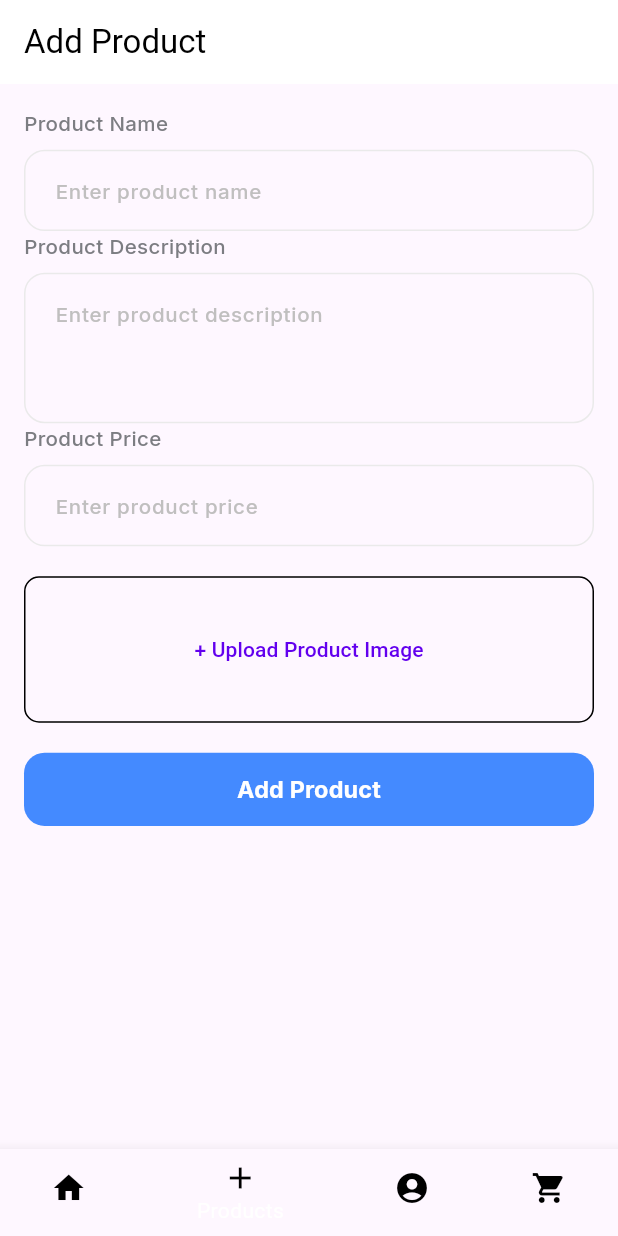
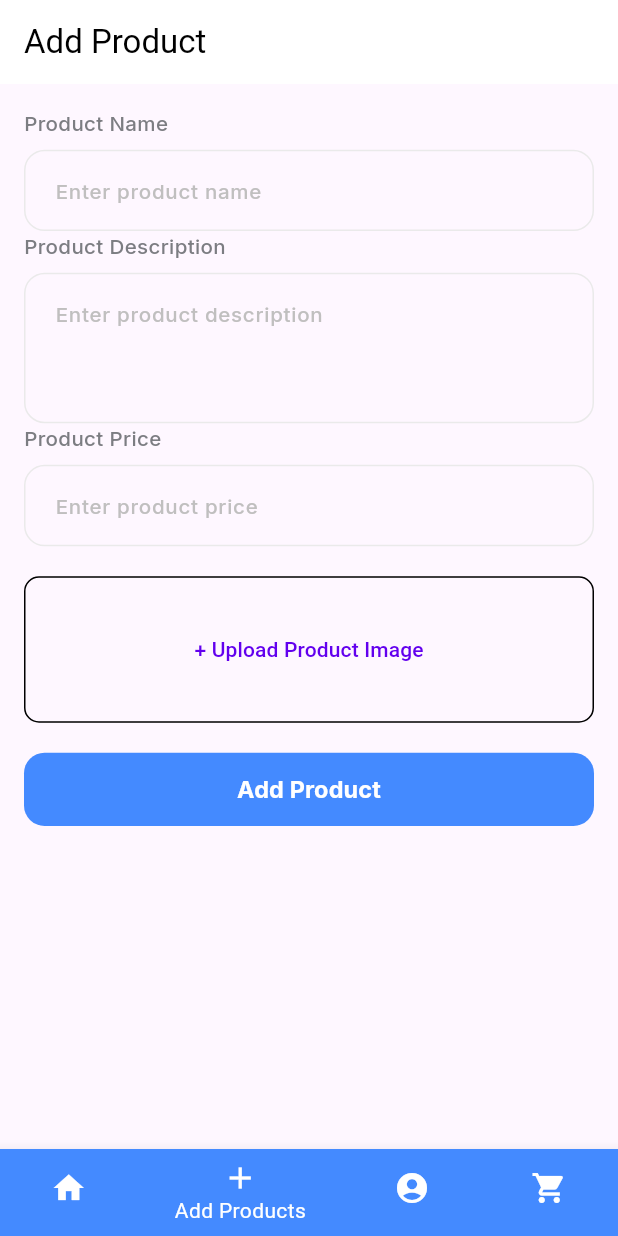
Before and after one commit to demon1020/ecommerce, a Flutter app: the screen it shows after launch, item 2 of the bottom bar chosen, on a phone screen of 412 x 824 dp. Run offline on Flutter 3.47's test engine with Material 3 defaults, Android fonts, the phone set to English and light mode, and no system bars; our stand-ins replace another_flushbar, cached_network_image, connectivity_plus, dartz, device_info_plus, dio and 23 more; missing offline and left inert: razorpay_flutter; accounts and stored records are empty; network calls fail.

```diff
--- a/lib/dashboard.dart
+++ b/lib/dashboard.dart
@@ -12,10 +12,8 @@ class DashboardScreen extends StatefulWidget {
 }
 
 class _DashboardScreenState extends State<DashboardScreen> {
-  // Index to track the currently selected bottom navigation item
   int _selectedIndex = 0;
 
-  // List of screens to display based on the bottom navigation selection
   final List<Widget> _screens = [
     HomePage(),
     AddProductPage(),
@@ -23,7 +21,6 @@ class _DashboardScreenState extends State<DashboardScreen> {
     CheckoutPage(),
   ];
 
-  // Function to handle item selection from BottomNavigationBar
   void _onItemTapped(int index) {
     setState(() {
       _selectedIndex = index;
@@ -41,19 +38,20 @@ class _DashboardScreenState extends State<DashboardScreen> {
         onTap: _onItemTapped,
         items: [
           BottomNavigationBarItem(
-            icon: Icon(Icons.home, color: Colors.black),
+            icon: Icon(Icons.home),
+            backgroundColor: AppColor.primary,
             label: 'Home',
           ),
           BottomNavigationBarItem(
-            icon: Icon(Icons.add, color: Colors.black),
-            label: 'Products',
+            icon: Icon(Icons.add),
+            label: 'Add Products',
           ),
           BottomNavigationBarItem(
-            icon: Icon(Icons.account_circle, color: Colors.black),
+            icon: Icon(Icons.account_circle),
             label: 'Profile',
           ),
           BottomNavigationBarItem(
-            icon: Icon(Icons.shopping_cart, color: Colors.black),
+            icon: Icon(Icons.shopping_cart),
             label: 'Cart',
           ),
         ],
--- a/lib/features/checkout/presentation/manager/checkout_bloc.dart
+++ b/lib/features/checkout/presentation/manager/checkout_bloc.dart
@@ -7,7 +7,7 @@ import 'checkout_state.dart';
 class CheckoutBloc extends Bloc<CheckoutEvent, CheckoutState> {
   final HiveService hiveService;
 
-  CheckoutBloc(this.hiveService) : super(CheckoutInitial()) {
+  CheckoutBloc(this.hiveService) : super(CheckoutLoading()) {
     on<AddProductToCart>(_onAddProductToCart);
     on<RemoveFromCart>(_onRemoveProductFromCart);
 
--- a/lib/features/checkout/presentation/pages/checkout_page.dart
+++ b/lib/features/checkout/presentation/pages/checkout_page.dart
@@ -2,6 +2,7 @@ import 'package:ecommerce/core.dart';
 import 'package:ecommerce/features/checkout/presentation/manager/checkout_event.dart';
 import 'package:ecommerce/features/home/data/models/product_model.dart';
 
+import '../../../../core/data/repositories/hive_service.dart';
 import '../manager/checkout_bloc.dart';
 import '../manager/checkout_state.dart';
 
@@ -11,6 +12,13 @@ class CheckoutPage extends StatefulWidget {
 }
 
 class _CheckoutPageState extends State<CheckoutPage> {
+  @override
+  void initState() {
+    super.initState();
+    CheckoutBloc(HiveService()).add(LoadCart());
+    CheckoutBloc(HiveService()).add(LoadCart());
+  }
+
   @override
   Widget build(BuildContext context) {
     var bloc = context.read<CheckoutBloc>();
--- a/lib/features/home/data/data_sources/home_remote_data_source.dart
+++ b/lib/features/home/data/data_sources/home_remote_data_source.dart
@@ -13,7 +13,7 @@ class HomeRemoteDataSource {
       ApiUrl.productsApi,
       {"x-rapidapi-key": "a3326c45d7msh893a5b8de13f51bp12d083jsnf71b128614d8"},
       Parser.parseProductResponse,
-      // body: request.toJson(),
+      query: {"page": request},
     );
   }
 }
```
Also changed, not shown: lib/core/network/base_api_service.dart (+3 -6 lines), lib/core/network/dio_api_service.dart (+2 -5 lines), lib/features/home/presentation/manager/home_bloc.dart (+10 -2 lines).
